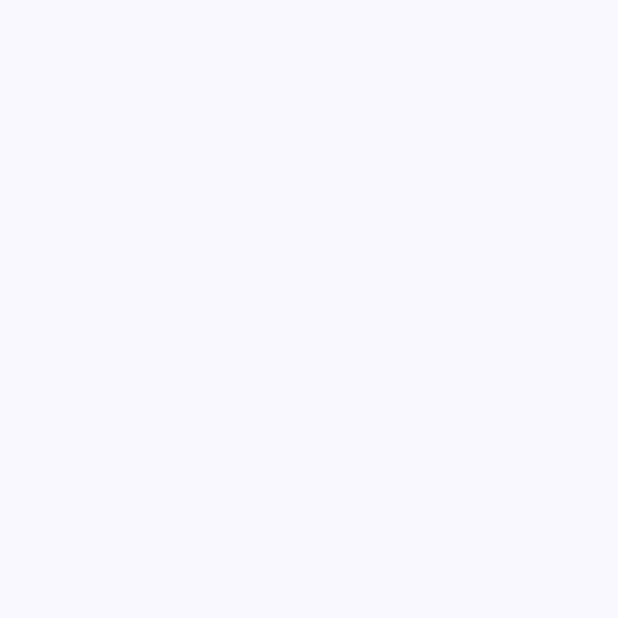
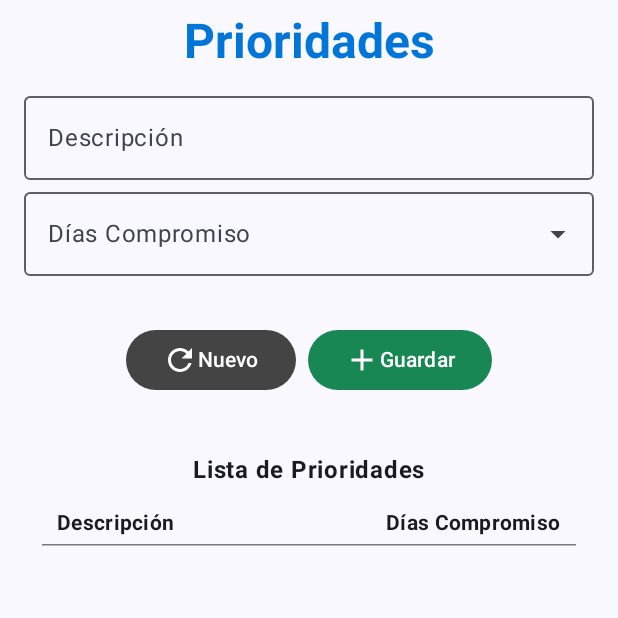
Before and after one commit to Elpelfry/RegistroPrioridades, an Android app built with Jetpack Compose: the screen it shows after launch (MainActivity), on a phone screen of 412 x 824 dp, the top half of it. Before the commit the part shown is empty. Run offline under Robolectric (Android 15) with nearby library versions, the phone set to English and light mode, and no system bars; our stand-ins replace Room's generated code.

Commit message:
PrioridadScreen Complete

```diff
--- a/app/src/main/java/edu/ucne/registroprioridades/MainActivity.kt
+++ b/app/src/main/java/edu/ucne/registroprioridades/MainActivity.kt
@@ -4,6 +4,8 @@ import android.os.Bundle
 import androidx.activity.ComponentActivity
 import androidx.activity.compose.setContent
 import androidx.activity.enableEdgeToEdge
+import androidx.compose.foundation.clickable
+import androidx.compose.foundation.layout.Arrangement
 import androidx.compose.foundation.layout.Column
 import androidx.compose.foundation.layout.Row
 import androidx.compose.foundation.layout.Spacer
@@ -16,11 +18,17 @@ import androidx.compose.foundation.layout.width
 import androidx.compose.foundation.lazy.LazyColumn
 import androidx.compose.foundation.lazy.items
 import androidx.compose.foundation.text.KeyboardOptions
+import androidx.compose.material.icons.Icons
+import androidx.compose.material.icons.filled.Add
+import androidx.compose.material.icons.filled.Refresh
+import androidx.compose.material3.Button
+import androidx.compose.material3.ButtonDefaults
 import androidx.compose.material3.DropdownMenuItem
 import androidx.compose.material3.ExperimentalMaterial3Api
 import androidx.compose.material3.ExposedDropdownMenuBox
 import androidx.compose.material3.ExposedDropdownMenuDefaults
 import androidx.compose.material3.HorizontalDivider
+import androidx.compose.material3.Icon
 import androidx.compose.material3.MaterialTheme
 import androidx.compose.material3.OutlinedTextField
 import androidx.compose.material3.OutlinedTextFieldDefaults
@@ -30,18 +38,23 @@ import androidx.compose.runtime.Composable
 import androidx.compose.runtime.getValue
 import androidx.compose.runtime.mutableStateOf
 import androidx.compose.runtime.remember
+import androidx.compose.runtime.rememberCoroutineScope
 import androidx.compose.runtime.setValue
 import androidx.compose.ui.Alignment
 import androidx.compose.ui.Modifier
 import androidx.compose.ui.graphics.Color
+import androidx.compose.ui.platform.LocalFocusManager
 import androidx.compose.ui.text.font.FontWeight
 import androidx.compose.ui.text.input.KeyboardType
 import androidx.compose.ui.tooling.preview.Preview
 import androidx.compose.ui.unit.dp
+import androidx.lifecycle.Lifecycle
+import androidx.lifecycle.compose.collectAsStateWithLifecycle
 import androidx.room.Room
 import edu.ucne.registroprioridades.data.local.database.PrioridadDb
 import edu.ucne.registroprioridades.data.local.entities.PrioridadEntity
 import edu.ucne.registroprioridades.ui.theme.RegistroPrioridadesTheme
+import kotlinx.coroutines.launch
 
 class MainActivity : ComponentActivity() {
     private lateinit var prioridadDb: PrioridadDb
@@ -74,7 +87,143 @@ class MainActivity : ComponentActivity() {
 
     @Composable
     fun PrioridadScreen() {
+        var descripcion by remember { mutableStateOf("") }
+        var diasCompromiso by remember { mutableStateOf("") }
+        var errorMessage: String? by remember { mutableStateOf(null) }
 
+        val focusManager = LocalFocusManager.current
+
+        Scaffold { innerPadding ->
+            Column(
+                modifier = Modifier
+                    .fillMaxSize()
+                    .padding(innerPadding)
+                    .padding(8.dp)
+                    .clickable { focusManager.clearFocus() },
+                horizontalAlignment = Alignment.CenterHorizontally,
+            ) {
+                Text(
+                    text = "Prioridades",
+                    style = MaterialTheme.typography.headlineLarge,
+                    fontWeight = FontWeight.Bold,
+                    color = Color(0xFF0275d8)
+
+                )
+
+                Column(
+                    modifier = Modifier
+                        .fillMaxWidth()
+                        .padding(8.dp)
+                ) {
+
+                    DescripcionTextField(
+                        descripcion = descripcion,
+                        onDescripcionChange = { descripcion = it }
+                    )
+                    DiasCompromisoTextField(
+                        diasCompromiso = diasCompromiso,
+                        onDiasCompromisoChange = { diasCompromiso = it }
+                    )
+                }
+
+                Spacer(modifier = Modifier.height(8.dp))
+
+
+                errorMessage?.let {
+                    Text(
+                        text = it,
+                        color = Color.Red,
+                        modifier = Modifier.align(Alignment.CenterHorizontally),
+                        fontWeight = FontWeight.Bold,
+                    )
+                }
+
+
+                Spacer(modifier = Modifier.height(16.dp))
+
+
+                Row(
+                    modifier = Modifier.fillMaxWidth(),
+                    horizontalArrangement = Arrangement.Center
+                ) {
+                    Button(
+                        onClick = {
+                            descripcion = ""
+                            diasCompromiso = ""
+                        },
+                        colors = ButtonDefaults.buttonColors(Color.DarkGray)
+                    ) {
+                        Icon(
+                            imageVector = Icons.Default.Refresh,
+                            contentDescription = "New"
+                        )
+                        Text(text = "Nuevo")
+                    }
+
+                    Spacer(modifier = Modifier.width(8.dp))
+
+                    val scope = rememberCoroutineScope()
+
+                    Button(
+                        colors = ButtonDefaults.buttonColors(Color(0xFF198754)),
+                        onClick = {
+
+                            scope.launch {
+                                val existingPrioridad = prioridadDb.prioridadDao().findByDescription(descripcion)
+                                if (existingPrioridad != null) {
+                                    errorMessage = "Ya existe esta descripción"
+                                    return@launch
+                                }
+                            }
+
+                            if (descripcion.isBlank() || diasCompromiso.isBlank()) {
+                                errorMessage = "Por favor, complete todos los campos"
+                                return@Button
+                            }
+
+
+                            val dias = diasCompromiso.toIntOrNull()
+                            if (dias == null) {
+                                errorMessage = "El número de días debe ser un número entero"
+                                return@Button
+                            }
+
+                            scope.launch {
+                                savePrioridad(
+                                    PrioridadEntity(
+                                        descripcion = descripcion,
+                                        diasCompromiso = dias
+                                    )
+                                )
+                                descripcion = ""
+                                diasCompromiso = ""
+                            }
+                        }
+                    ) {
+                        Icon(
+                            imageVector = Icons.Default.Add,
+                            contentDescription = "Add"
+                        )
+                        Text(text = "Guardar")
+                    }
+
+                }
+                Column(
+                    modifier = Modifier
+                        .fillMaxWidth()
+                        .padding(20.dp)
+                ){
+                    val lifecycleOwner = androidx.lifecycle.compose.LocalLifecycleOwner.current
+                    val prioridadList by prioridadDb.prioridadDao().getall()
+                        .collectAsStateWithLifecycle(
+                            initialValue = emptyList(),
+                            lifecycleOwner = lifecycleOwner,
+                            minActiveState = Lifecycle.State.STARTED
+                        )
+                    PrioridadListScreen(prioridadList)
+                }
+            }
+        }
     }
 
     @Composable
```
